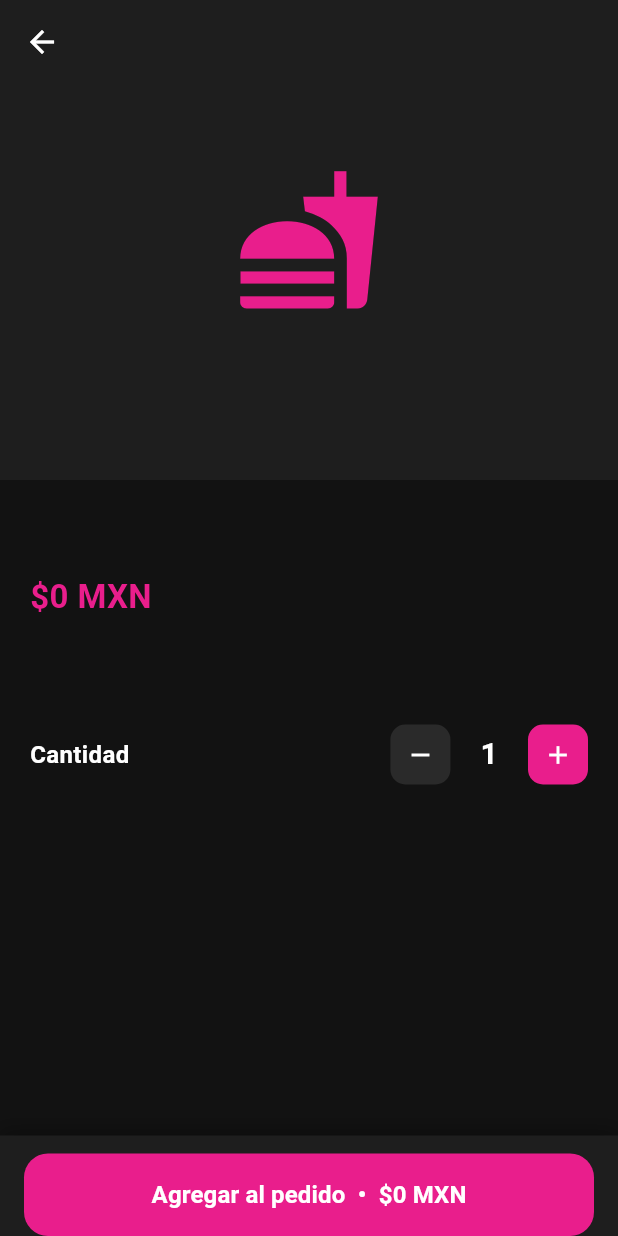
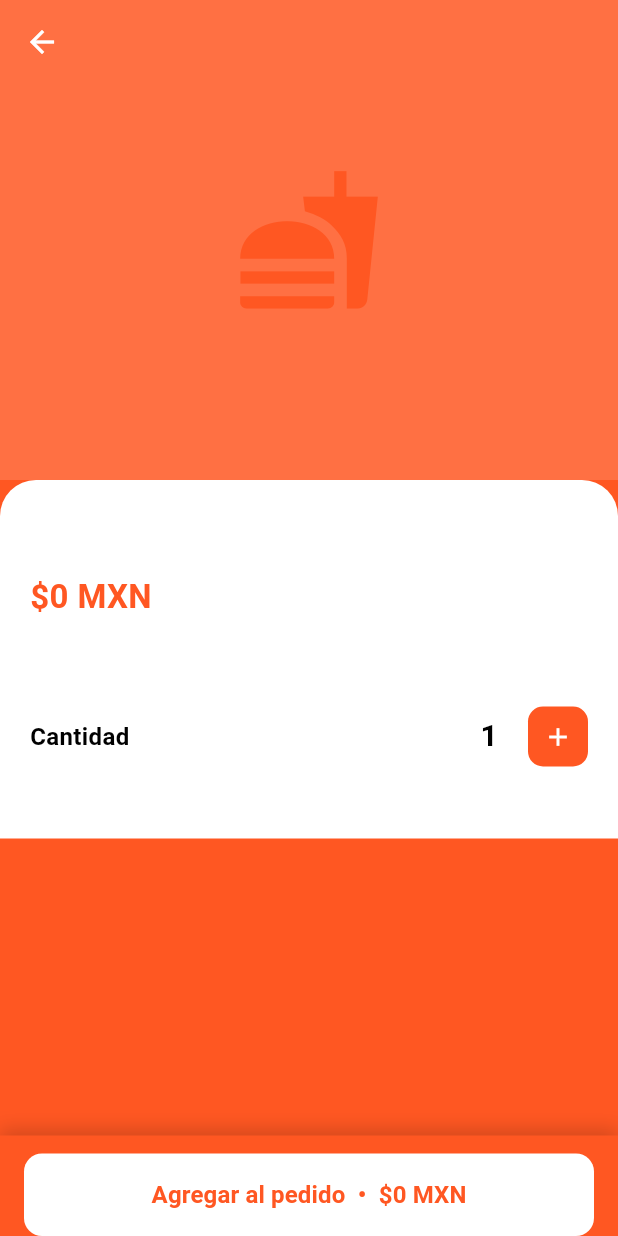
Before and after one commit to Angel43837/fercadi-delivery, a Flutter app: the ProductDetailScreen screen opened directly with empty values, on a phone screen of 412 x 824 dp. Run offline on Flutter 3.47's test engine with Material 3 defaults, Android fonts, the phone set to English and light mode, and no system bars; our stand-ins replace flutter_map, flutter_svg, geolocator, go_router, image_picker, latlong2 and 1 more; accounts and stored records are empty.

```diff
--- a/lib/core/constants.dart
+++ b/lib/core/constants.dart
@@ -5,8 +5,8 @@ class AppConstants {
   static const String supabaseAnonKey = 'TU_SUPABASE_ANON_KEY';
 
   // Colores principales
-  static const Color primaryColor  = Color(0xFFE91E8C); // Rosa/magenta
-  static const Color bgColor       = Color(0xFF121212); // Fondo oscuro
-  static const Color surfaceColor  = Color(0xFF1E1E1E); // Superficie tarjetas
-  static const Color surface2Color = Color(0xFF2A2A2A); // Superficie secundaria
+  static const Color primaryColor  = Color(0xFFFF5722); // Naranja principal
+  static const Color bgColor       = Color(0xFFFF5722); // Fondo naranja
+  static const Color surfaceColor  = Color(0xFFFF7043); // Tarjetas (más claro)
+  static const Color surface2Color = Color(0xFFFFFFFF); // Superficie secundaria (blanco)
 }
--- a/lib/screens/product_detail_screen.dart
+++ b/lib/screens/product_detail_screen.dart
@@ -54,7 +54,7 @@ class _ProductDetailScreenState extends State<ProductDetailScreen> {
           SliverAppBar(
             expandedHeight: 320,
             pinned: true,
-            backgroundColor: AppConstants.bgColor,
+            backgroundColor: AppConstants.primaryColor,
             foregroundColor: Colors.white,
             flexibleSpace: FlexibleSpaceBar(
               background: images.isNotEmpty
@@ -104,31 +104,40 @@ class _ProductDetailScreenState extends State<ProductDetailScreen> {
             ),
           ),
           SliverToBoxAdapter(
+            child: Container(
+              width: double.infinity,
+              decoration: const BoxDecoration(
+                color: AppConstants.surface2Color,
+                borderRadius: BorderRadius.only(
+                  topLeft: Radius.circular(24),
+                  topRight: Radius.circular(24),
+                ),
+              ),
               child: Padding(
-              padding: const EdgeInsets.all(20),
+                padding: const EdgeInsets.fromLTRB(20, 20, 20, 40),
                 child: Column(
                   crossAxisAlignment: CrossAxisAlignment.start,
                   children: [
                     Text(
                       widget.product.name,
-                    style: const TextStyle(fontSize: 24, fontWeight: FontWeight.bold, color: Colors.white),
+                      style: TextStyle(fontSize: 24, fontWeight: FontWeight.bold, color: AppConstants.primaryColor),
                     ),
                     const SizedBox(height: 8),
                     Text(
                       '\$${widget.product.price.toStringAsFixed(0)} MXN',
-                    style: const TextStyle(fontSize: 22, color: AppConstants.primaryColor, fontWeight: FontWeight.bold),
+                      style: TextStyle(fontSize: 22, color: AppConstants.primaryColor, fontWeight: FontWeight.bold),
                     ),
                     if (widget.product.description != null) ...[
                       const SizedBox(height: 16),
                       Text(
                         widget.product.description!,
-                      style: TextStyle(color: Colors.white.withValues(alpha: 0.55), fontSize: 15, height: 1.5),
+                        style: TextStyle(color: Colors.black.withOpacity(0.65), fontSize: 15, height: 1.5),
                       ),
                     ],
-                  const SizedBox(height: 32),
+                    const SizedBox(height: 20),
                     Row(
                       children: [
-                      const Text('Cantidad', style: TextStyle(fontSize: 16, fontWeight: FontWeight.bold, color: Colors.white)),
+                        Text('Cantidad', style: TextStyle(fontSize: 16, fontWeight: FontWeight.bold, color: Colors.black)),
                         const Spacer(),
                         _QuantityButton(
                           icon: Icons.remove,
@@ -138,7 +147,7 @@ class _ProductDetailScreenState extends State<ProductDetailScreen> {
                           padding: const EdgeInsets.symmetric(horizontal: 20),
                           child: Text(
                             '$_quantity',
-                          style: const TextStyle(fontSize: 20, fontWeight: FontWeight.bold, color: Colors.white),
+                            style: const TextStyle(fontSize: 20, fontWeight: FontWeight.bold, color: Colors.black),
                           ),
                         ),
                         _QuantityButton(
@@ -148,8 +157,9 @@ class _ProductDetailScreenState extends State<ProductDetailScreen> {
                         ),
                       ],
                     ),
-                  const SizedBox(height: 100),
+                    const SizedBox(height: 8),
                   ],
+                ),
               ),
             ),
           ),
@@ -158,9 +168,9 @@ class _ProductDetailScreenState extends State<ProductDetailScreen> {
       bottomNavigationBar: Container(
         padding: const EdgeInsets.fromLTRB(16, 12, 16, 0),
         decoration: BoxDecoration(
-          color: AppConstants.surfaceColor,
+          color: AppConstants.primaryColor,
           boxShadow: [
-            BoxShadow(color: Colors.black.withValues(alpha: 0.3), blurRadius: 10, offset: const Offset(0, -4)),
+            BoxShadow(color: Colors.black.withOpacity(0.18), blurRadius: 10, offset: const Offset(0, -4)),
           ],
         ),
         child: SafeArea(
@@ -168,10 +178,12 @@ class _ProductDetailScreenState extends State<ProductDetailScreen> {
             onPressed: _addToCart,
             style: ElevatedButton.styleFrom(
               padding: const EdgeInsets.symmetric(vertical: 16),
+              backgroundColor: Colors.white,
+              shape: RoundedRectangleBorder(borderRadius: BorderRadius.circular(12)),
             ),
             child: Text(
               'Agregar al pedido  •  \$${(widget.product.price * _quantity).toStringAsFixed(0)} MXN',
-              style: const TextStyle(fontSize: 16, fontWeight: FontWeight.bold),
+              style: TextStyle(fontSize: 16, fontWeight: FontWeight.bold, color: AppConstants.primaryColor),
             ),
           ),
         ),
--- a/pubspec.yaml
+++ b/pubspec.yaml
@@ -18,6 +18,7 @@ dependencies:
   flutter_map: ^6.0.0
   latlong2: ^0.9.0
   image_picker: ^1.1.2
+  flutter_svg: ^2.0.10
 
 dev_dependencies:
   flutter_test:
```
Also changed, not shown: lib/screens/restaurants_screen.dart (+51 -70 lines), lib/screens/splash_screen.dart (+5 -3 lines), assets/images/logo.svg (added), pubspec.lock, 1 other file. Lines whose indentation alone changed are shown as unchanged.
